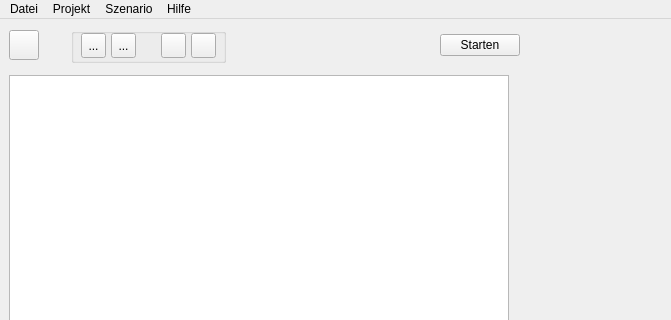
Before: the Qt Designer form src/gui_vm/view/qt_designed/main_window.ui in ChrFr/gui_vm, drawn with Qt 5; both pictures show x 0 to 671 and y 0 to 320 of the 1040 by 716 pixel window.
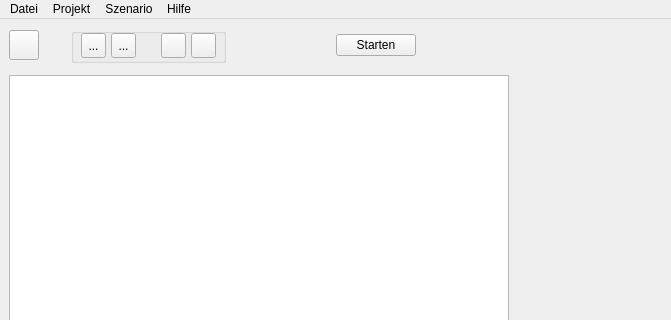
After: the same form once the commit is applied. Icons and pictures are not drawn.

```diff
--- a/src/gui_vm/view/qt_designed/main_window.ui
+++ b/src/gui_vm/view/qt_designed/main_window.ui
@@ -238,6 +238,19 @@
           </property>
          </widget>
         </item>
+        <item row="0" column="10">
+         <spacer name="horizontalSpacer">
+          <property name="orientation">
+           <enum>Qt::Horizontal</enum>
+          </property>
+          <property name="sizeHint" stdset="0">
+           <size>
+            <width>40</width>
+            <height>20</height>
+           </size>
+          </property>
+         </spacer>
+        </item>
        </layout>
       </item>
       <item row="6" column="2">
```
